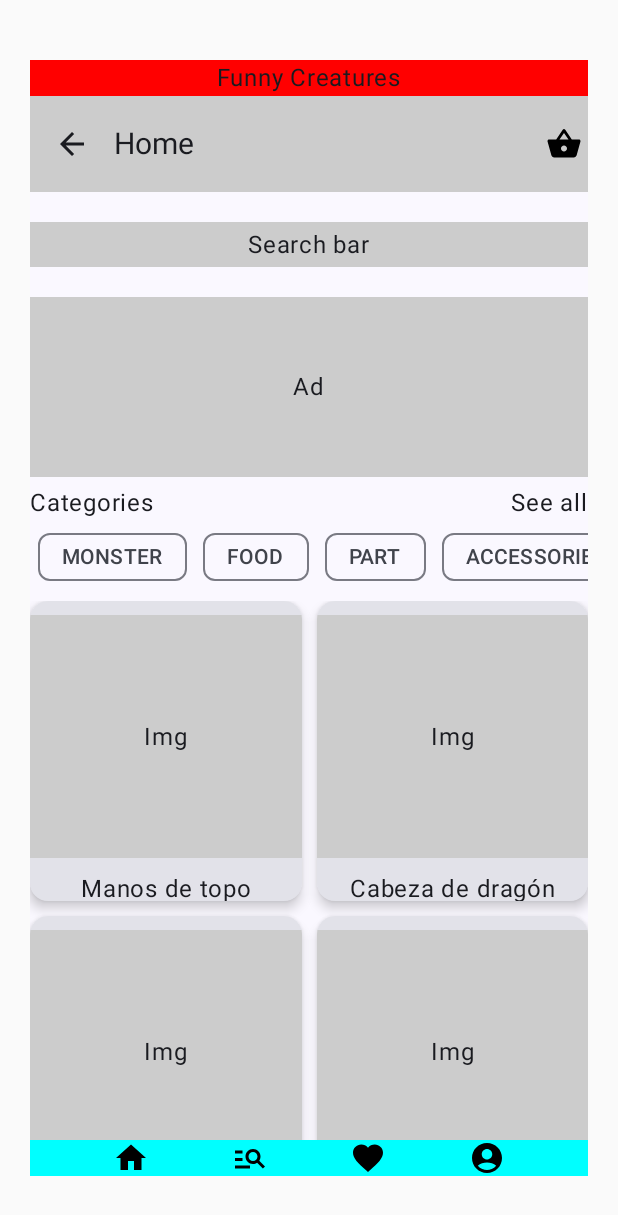
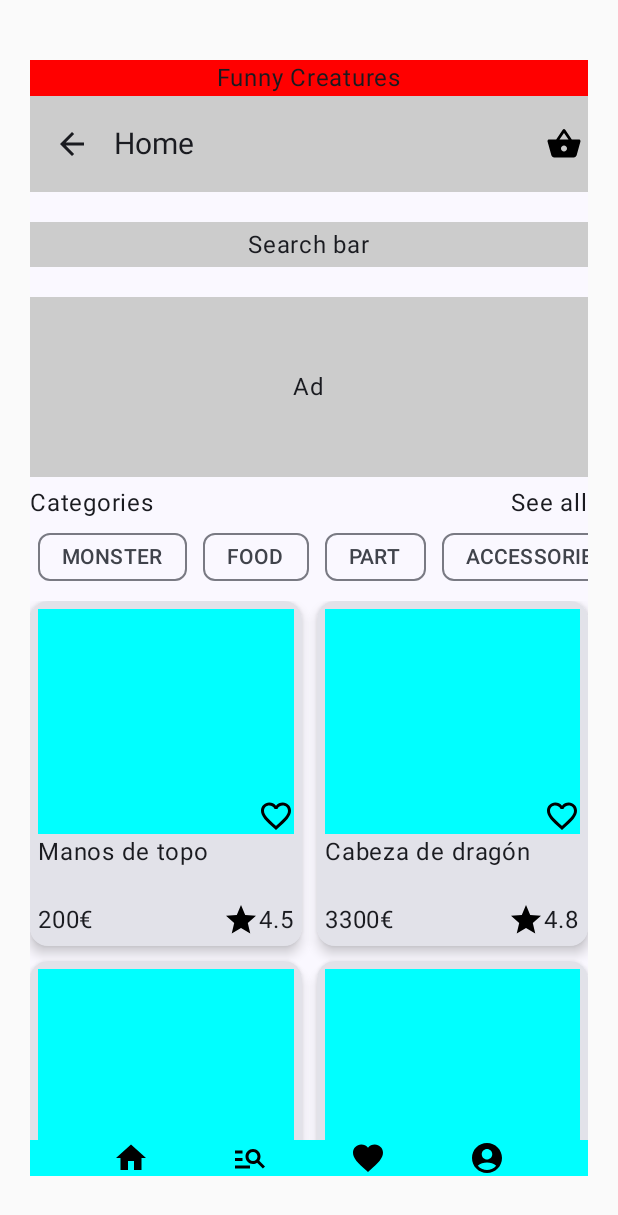
Before and after one commit to emepox/FunnyCreaturesApp, an Android app built with Jetpack Compose: the Home screen opened through its navigation route, on a phone screen of 412 x 824 dp. Shown: the top 1215 px of the screen. Run offline under Robolectric (Android 15) with nearby library versions, the light colour scheme and no system bars.

Commit message:
Improved Home articles structure

```diff
--- a/app/src/main/java/com/example/funnycreaturesapp/data/DataSourceImpl.kt
+++ b/app/src/main/java/com/example/funnycreaturesapp/data/DataSource.kt
@@ -60,6 +60,7 @@ object DataSourceImpl: DataSource {
             category = Category.MONSTER,
             price = 33000,
             rating = 3.5,
+            isFavourite = true,
             img = { RectangleShape(RectangleShapeSize.BIG, "Article") },
         ),
         Article(
@@ -103,6 +104,7 @@ object DataSourceImpl: DataSource {
             category = Category.ACCESSORIES,
             price = 3000,
             rating = 1.5,
+            isFavourite = true,
             img = { RectangleShape(RectangleShapeSize.BIG, "Article") },
         )
 
@@ -116,6 +118,7 @@ data class Article(
     val category: Category,
     val price: Int,
     val rating: Double,
+    val isFavourite: Boolean = false,
     val img: @Composable () -> Unit,
 ) {
     enum class Category {
--- a/app/src/main/java/com/example/funnycreaturesapp/ui/FunnyCreaturesApp.kt
+++ b/app/src/main/java/com/example/funnycreaturesapp/ui/FunnyCreaturesApp.kt
@@ -33,6 +33,7 @@ fun FunnyCreaturesApp(
     val currentScreen = FunnyCreaturesAppScreens.valueOf(
         backStackEntry?.destination?.route ?: FunnyCreaturesAppScreens.Home.name
     )
+    val articles = DataSourceImpl.articles
 
     Scaffold(
         topBar = {
@@ -65,7 +66,7 @@ fun FunnyCreaturesApp(
             composable(
                 route = FunnyCreaturesAppScreens.Home.name,
                 content = { Home(
-                    articles = DataSourceImpl.articles
+                    articles = articles
                 ) }
             )
             composable(
@@ -74,7 +75,11 @@ fun FunnyCreaturesApp(
             )
             composable(
                 route = FunnyCreaturesAppScreens.Favourites.name,
-                content = { Favourites() }
+                content = { Favourites(
+                    favouriteArticles = articles.filter {
+                        it.isFavourite
+                    }
+                ) }
             )
             composable(
                 route = FunnyCreaturesAppScreens.Profile.name,
--- a/app/src/main/java/com/example/funnycreaturesapp/ui/common/Articles.kt
+++ b/app/src/main/java/com/example/funnycreaturesapp/ui/common/Articles.kt
@@ -1,17 +1,16 @@
 package com.example.funnycreaturesapp.ui.common
 
 import androidx.compose.foundation.Image
+import androidx.compose.foundation.background
 import androidx.compose.foundation.layout.Arrangement
+import androidx.compose.foundation.layout.Box
 import androidx.compose.foundation.layout.Column
-import androidx.compose.foundation.layout.PaddingValues
-import androidx.compose.foundation.layout.fillMaxHeight
+import androidx.compose.foundation.layout.Row
 import androidx.compose.foundation.layout.fillMaxSize
 import androidx.compose.foundation.layout.fillMaxWidth
 import androidx.compose.foundation.layout.height
 import androidx.compose.foundation.layout.padding
-import androidx.compose.foundation.layout.wrapContentSize
 import androidx.compose.foundation.lazy.grid.GridCells
-import androidx.compose.foundation.lazy.grid.GridItemSpan
 import androidx.compose.foundation.lazy.grid.LazyVerticalGrid
 import androidx.compose.material3.Card
 import androidx.compose.material3.CardDefaults
@@ -20,13 +19,15 @@ import androidx.compose.material3.Text
 import androidx.compose.runtime.Composable
 import androidx.compose.ui.Alignment
 import androidx.compose.ui.Modifier
+import androidx.compose.ui.graphics.Color
 import androidx.compose.ui.platform.LocalConfiguration
+import androidx.compose.ui.res.painterResource
 import androidx.compose.ui.tooling.preview.Preview
 import androidx.compose.ui.unit.dp
+import com.example.funnycreaturesapp.R
 import com.example.funnycreaturesapp.data.Article
 import com.example.funnycreaturesapp.data.DataSourceImpl
 
-@OptIn(ExperimentalMaterial3Api::class)
 @Composable
 fun Articles(
     articles: List<Article>,
@@ -47,27 +48,75 @@ fun Articles(
         items(
             count = articles.size,
         ) { itemIndex ->
+            ArticleCard(item = articles[itemIndex])
+        }
+    }
+}
+
+@OptIn(ExperimentalMaterial3Api::class)
+@Composable
+fun ArticleCard(
+    item: Article,
+) {
     Card(
         onClick = { /*TODO*/ },
         elevation = CardDefaults.elevatedCardElevation(defaultElevation = 5.dp),
-                modifier = Modifier.height(200.dp)
+        modifier = Modifier
+            .height(230.dp)
     ) {
         Column(
-                    horizontalAlignment = Alignment.CenterHorizontally,
+            verticalArrangement = Arrangement.SpaceEvenly,
+            modifier = Modifier.padding(5.dp)
         ) {
-                    ArticleImgPlaceholder(
-                        text = "Img",
+            Column {
+                Box(
+                    contentAlignment = Alignment.BottomEnd,
                     modifier = Modifier
                         .fillMaxWidth()
-                            .fillMaxHeight(fraction = 0.9f)
+                        .background(Color.Cyan)
+                        .height(150.dp)
+                ) {
+                    // TODO Image
+                    Image(
+                        painter = painterResource(
+                            id = if (item.isFavourite) R.drawable.baseline_favorite else R.drawable.baseline_favorite_empty
+                        ),
+                        contentDescription = "Is favourite",
+                    )
+                }
 
+            }
+            Column(
+                verticalArrangement = Arrangement.SpaceBetween,
+                modifier = Modifier.fillMaxSize()
+            ) {
+                Text(
+                    text = item.name,
+                    modifier = Modifier
+                )
+                Row(
+                    horizontalArrangement = Arrangement.SpaceBetween,
+                    verticalAlignment = Alignment.CenterVertically,
+                    modifier = Modifier.fillMaxWidth()
+                ) {
+                    Text(
+                        text = item.price.toString() + "€",
+                    )
+                    Row(
+                        horizontalArrangement = Arrangement.End,
+                        verticalAlignment = Alignment.CenterVertically,
+                    ) {
+                        Image(
+                            painter = painterResource(id = R.drawable.baseline_grade),
+                            contentDescription = "Rating"
                         )
                         Text(
-                        text = articles[itemIndex].name,
+                            text = item.rating.toString(),
                         )
-
                     }
                 }
+            }
+
         }
     }
 }
@@ -77,3 +126,9 @@ fun Articles(
 fun ArticlesPreview() {
     Articles(articles = DataSourceImpl.articles)
 }
+
+@Preview
+@Composable
+fun ArticlePreview() {
+    ArticleCard(item = DataSourceImpl.articles[0])
+}
--- a/app/src/main/java/com/example/funnycreaturesapp/ui/common/Placeholders.kt
+++ b/app/src/main/java/com/example/funnycreaturesapp/ui/common/Placeholders.kt
@@ -36,26 +36,6 @@ fun RectangleShape(
     }
 }
 
-@Composable
-fun ArticleImgPlaceholder(
-    text: String,
-    modifier: Modifier,
-) {
-    Column(
-        modifier = modifier
-            .wrapContentSize(Alignment.Center)
-    ) {
-        Box(
-            contentAlignment = Alignment.Center,
-            modifier = modifier
-                .clip(androidx.compose.ui.graphics.RectangleShape)
-                .background(Color.LightGray)
-        ) {
-            Text(text = text)
-        }
-    }
-}
-
 fun rectangleSizeResolver(size: RectangleShapeSize): Dp =
     when(size) {
         RectangleShapeSize.BIG -> 120.dp
--- a/app/src/main/java/com/example/funnycreaturesapp/ui/screens/Favourites.kt
+++ b/app/src/main/java/com/example/funnycreaturesapp/ui/screens/Favourites.kt
@@ -1,13 +1,17 @@
 package com.example.funnycreaturesapp.ui.screens
 
+import androidx.compose.foundation.lazy.LazyColumn
 import androidx.compose.material3.Surface
 import androidx.compose.material3.Text
 import androidx.compose.runtime.Composable
 import androidx.compose.ui.Modifier
+import com.example.funnycreaturesapp.data.Article
+import com.example.funnycreaturesapp.ui.common.Articles
 
 @Composable
-fun Favourites(modifier: Modifier = Modifier) {
-    Surface(modifier) {
-        Text(text = "Favourites")
-    }
+fun Favourites(
+    favouriteArticles: List<Article>,
+    modifier: Modifier = Modifier
+) {
+    Articles(articles = favouriteArticles)
 }
--- /dev/null
+++ b/app/src/main/res/drawable/baseline_favorite_empty.xml
@@ -0,0 +1,5 @@
+<vector xmlns:android="http://schemas.android.com/apk/res/android" android:height="24dp" android:tint="#000000" android:viewportHeight="24" android:viewportWidth="24" android:width="24dp">
+
+    <path android:fillColor="@android:color/white" android:pathData="M16.5,3c-1.74,0 -3.41,0.81 -4.5,2.09C10.91,3.81 9.24,3 7.5,3 4.42,3 2,5.42 2,8.5c0,3.78 3.4,6.86 8.55,11.54L12,21.35l1.45,-1.32C18.6,15.36 22,12.28 22,8.5 22,5.42 19.58,3 16.5,3zM12.1,18.55l-0.1,0.1 -0.1,-0.1C7.14,14.24 4,11.39 4,8.5 4,6.5 5.5,5 7.5,5c1.54,0 3.04,0.99 3.57,2.36h1.87C13.46,5.99 14.96,5 16.5,5c2,0 3.5,1.5 3.5,3.5 0,2.89 -3.14,5.74 -7.9,10.05z"/>
+
+</vector>
--- /dev/null
+++ b/app/src/main/res/drawable/baseline_grade.xml
@@ -0,0 +1,5 @@
+<vector xmlns:android="http://schemas.android.com/apk/res/android" android:height="24dp" android:tint="#000000" android:viewportHeight="24" android:viewportWidth="24" android:width="24dp">
+
+    <path android:fillColor="@android:color/white" android:pathData="M12,17.27L18.18,21l-1.64,-7.03L22,9.24l-7.19,-0.61L12,2 9.19,8.63 2,9.24l5.46,4.73L5.82,21z"/>
+
+</vector>
```
Lines whose indentation alone changed are shown as unchanged.
